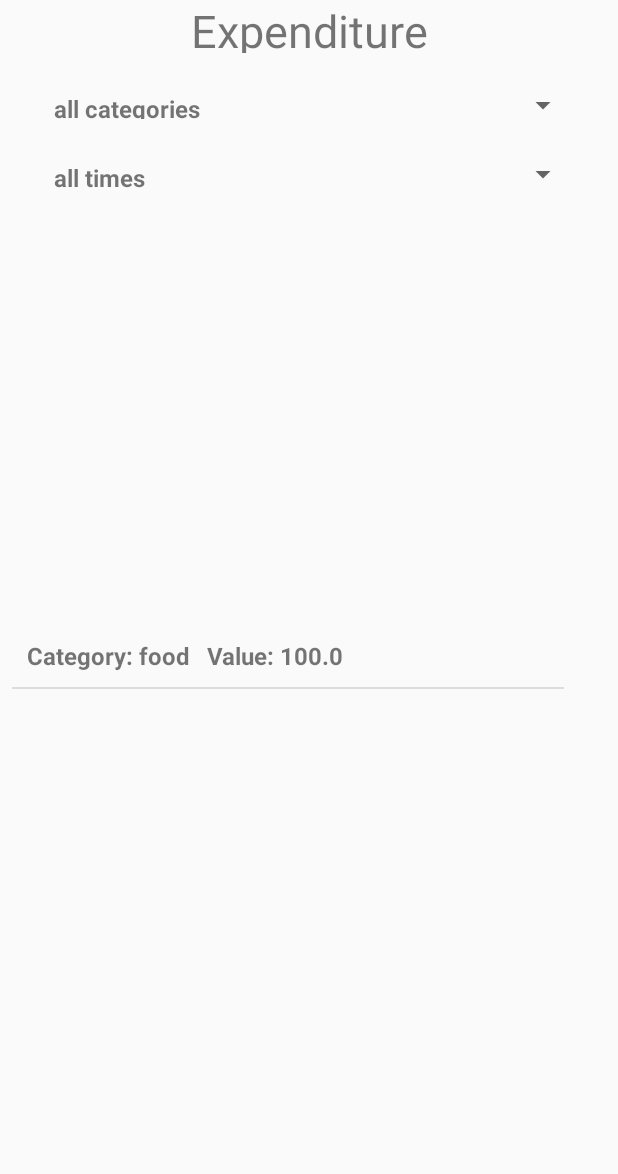
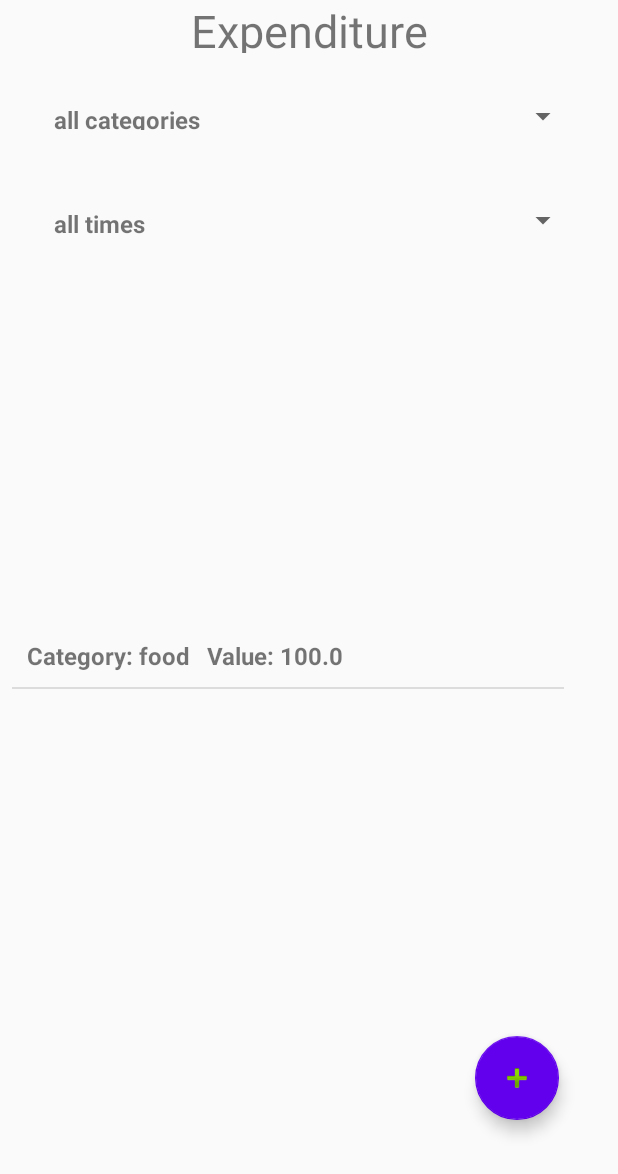
Before and after one commit to DanMakesGames/BMSRepo, an Android app: the MainActivity screen opened directly, with no data from a screen before it, on a phone screen of 412 x 824 dp. Shown: the top 1174 px of the screen. Run offline under Robolectric (Android 15) with nearby library versions, the phone set to English and light mode, and no system bars.

Commit message:
Added the add expenditure button along with the xml and activity for its prompt

```diff
--- a/app/build.gradle
+++ b/app/build.gradle
@@ -29,6 +29,7 @@ dependencies {
     implementation 'com.google.firebase:firebase-core:16.0.4'
     implementation 'com.google.firebase:firebase-database:16.0.3'
     implementation 'com.android.support:recyclerview-v7:28.0.0'
+    implementation 'com.android.support:design:28.0.0'
 
 }
 
--- a/app/src/main/AndroidManifest.xml
+++ b/app/src/main/AndroidManifest.xml
@@ -26,6 +26,9 @@
         </activity>
         <activity android:name=".LoginActivity"></activity>
         <activity android:name=".SignUpActivity"></activity>
+        <activity android:name=".addExpenditurePrompt"
+            android:theme="@style/AppTheme.CustomTheme">
+        </activity>
     </application>
 
 </manifest>
--- a/app/src/main/java/com/example/durandal/budgetingmadesimple/MainActivity.java
+++ b/app/src/main/java/com/example/durandal/budgetingmadesimple/MainActivity.java
@@ -1,25 +1,22 @@
 package com.example.durandal.budgetingmadesimple;
 
+import android.content.Intent;
 import android.database.Cursor;
-import android.support.v4.content.res.TypedArrayUtils;
+import android.os.Bundle;
+import android.support.design.widget.FloatingActionButton;
 import android.support.v7.app.AppCompatActivity;
-import android.os.Bundle;
 import android.util.Log;
-
 import android.view.View;
 import android.widget.AdapterView;
 import android.widget.ArrayAdapter;
-import android.widget.ListAdapter;
 import android.widget.ListView;
 import android.widget.Spinner;
-import java.lang.Object;
-//import org.apache.commons.lang3.ArrayUtils;
 
 import com.google.android.gms.common.util.ArrayUtils;
-import com.google.firebase.database.DatabaseReference;
-import com.google.firebase.database.FirebaseDatabase;
-import java.util.Arrays;
+
 import java.time.ZonedDateTime;
+
+//import org.apache.commons.lang3.ArrayUtils;
 
 
 /**
@@ -95,6 +92,14 @@ public class MainActivity extends AppCompatActivity implements AdapterView.OnIte
         catDropdown.setSelection(0);
         catDropdown.setOnItemSelectedListener(this);
 
+
+        FloatingActionButton fab = (FloatingActionButton)findViewById(R.id.addExpenditureButton);
+
+        fab.setOnClickListener(new View.OnClickListener() {
+            public void onClick(View v) {
+                startActivity(new Intent(MainActivity.this, addExpenditurePrompt.class));
+            }
+        });
 
 
         //loop adding
--- a/app/src/main/res/layout/activity_main.xml
+++ b/app/src/main/res/layout/activity_main.xml
@@ -39,7 +39,7 @@
         android:layout_width="360dp"
         android:layout_height="38dp"
         android:layout_marginStart="8dp"
-        android:layout_marginTop="16dp"
+        android:layout_marginTop="23dp"
         android:layout_marginEnd="8dp"
         app:layout_constraintEnd_toEndOf="parent"
         app:layout_constraintHorizontal_bias="0.5"
@@ -51,7 +51,7 @@
         android:layout_width="360dp"
         android:layout_height="38dp"
         android:layout_marginStart="8dp"
-        android:layout_marginTop="8dp"
+        android:layout_marginTop="31dp"
         android:layout_marginEnd="8dp"
         android:layout_marginBottom="8dp"
         app:layout_constraintBottom_toTopOf="@+id/expList"
@@ -60,4 +60,23 @@
         app:layout_constraintStart_toStartOf="parent"
         app:layout_constraintTop_toBottomOf="@+id/category_dropdown"
         app:layout_constraintVertical_bias="0.0" />
+
+    <android.support.design.widget.FloatingActionButton
+        android:id="@+id/addExpenditureButton"
+        android:layout_width="wrap_content"
+        android:layout_height="wrap_content"
+        android:layout_marginStart="8dp"
+        android:layout_marginTop="8dp"
+        android:layout_marginEnd="8dp"
+        android:layout_marginBottom="8dp"
+        android:clickable="true"
+        app:backgroundTint="@color/design_default_color_primary"
+        app:layout_constraintBottom_toBottomOf="parent"
+        app:layout_constraintEnd_toEndOf="parent"
+        app:layout_constraintHorizontal_bias="0.908"
+        app:layout_constraintStart_toStartOf="parent"
+        app:layout_constraintTop_toTopOf="parent"
+        app:layout_constraintVertical_bias="0.908"
+        app:srcCompat="@android:drawable/ic_input_add" />
+
 </android.support.constraint.ConstraintLayout>
--- a/app/src/main/res/values/styles.xml
+++ b/app/src/main/res/values/styles.xml
@@ -8,4 +8,9 @@
         <item name="colorAccent">@color/colorAccent</item>
     </style>
 
+    <style name="AppTheme.CustomTheme" >
+        <item name="android:windowIsTranslucent">true</item>
+        <item name="android:windowCloseOnTouchOutside">true</item>
+    </style>
+
 </resources>
```
Also changed, not shown: app/src/main/java/com/example/durandal/budgetingmadesimple/ExpenditureSystem.java (+18 -5 lines), app/src/main/java/com/example/durandal/budgetingmadesimple/addExpenditurePrompt.java (added, +76 -0 lines), app/src/main/res/layout/activity_add_expenditure_prompt.xml (added, +109 -0 lines).
